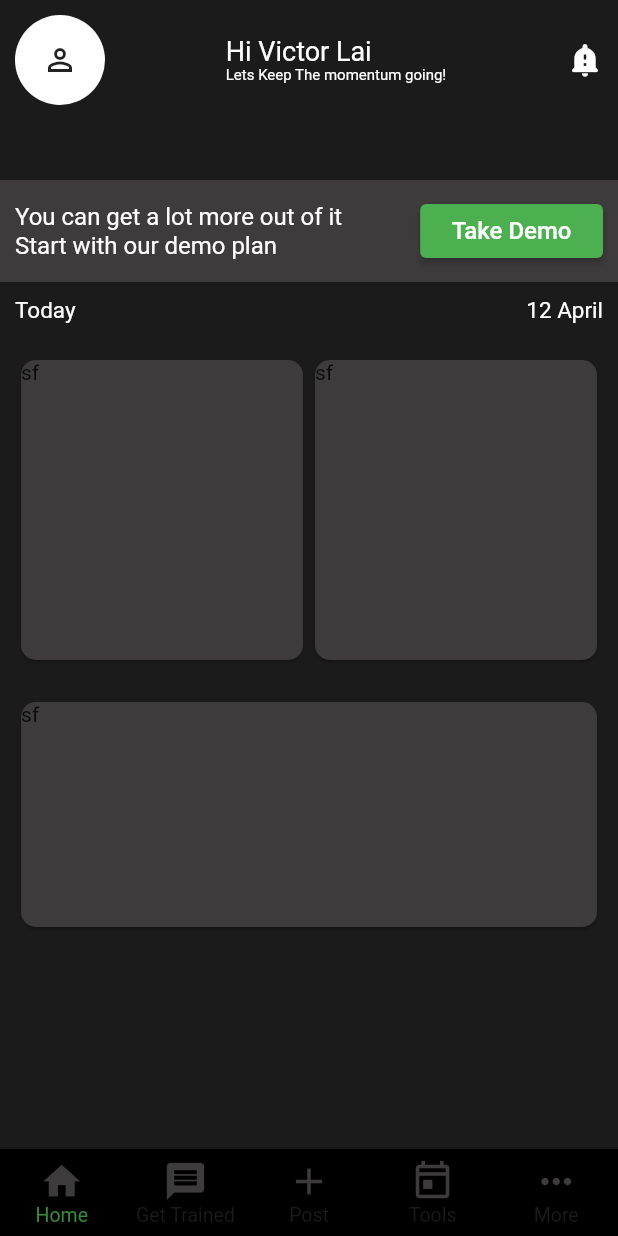
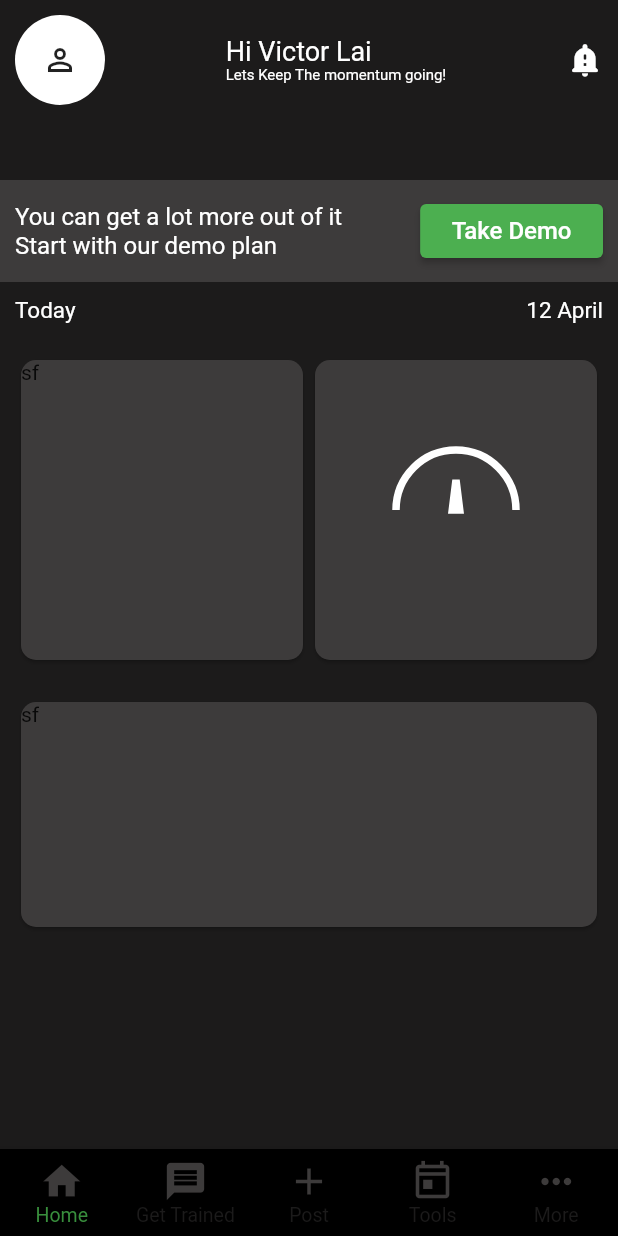
Before and after one commit to rahulkushwaha482/fitabasix_demo, a Flutter app: the screen it shows after launch, on a phone screen of 412 x 824 dp. Run offline on Flutter 3.47's test engine with Material 2 defaults, Android fonts, the phone set to English and light mode, and no system bars; our stand-ins replace get.

Commit message:
code updated

```diff
--- a/lib/module/home/controller/home_controller.dart
+++ b/lib/module/home/controller/home_controller.dart
@@ -8,6 +8,7 @@ class HomeController extends GetxController {
   late TextEditingController nameController;
   final _apiHelper = Get.find<ApiHelper>();
   Rx<AgeResponse> ageDetails = AgeResponse().obs;
+
 
   @override
   void onInit() {
--- a/lib/module/home/view/home_view.dart
+++ b/lib/module/home/view/home_view.dart
@@ -1,4 +1,5 @@
 import 'package:fitabix_demo_app/constant/app_string.dart';
+import 'package:fitabix_demo_app/utils/my_painter.dart';
 import 'package:flutter/material.dart';
 import 'package:get/get.dart';
 import '../../../constant/app_theme.dart';
@@ -9,6 +10,11 @@ class HomeView extends GetView<HomeController> {
 
   @override
   Widget build(BuildContext context) {
+    final ThemeData somTheme = new ThemeData(
+        primaryColor: Colors.blue,
+        accentColor: Colors.black,
+        backgroundColor: Colors.grey
+    );
     return SafeArea(
         child: Scaffold(
       bottomNavigationBar: BottomNavigationBar(
@@ -186,7 +192,17 @@ class HomeView extends GetView<HomeController> {
                             borderRadius: BorderRadius.circular(10)),
                         child: Container(
                           height: 200,
-                          child: Text('sf'),
+                          child: Center(
+                            child:   CustomPaint(
+                              painter: MyPainter(
+
+                              ),
+                              child: SizedBox(
+                                height: 200,
+                                width: 40,
+                              ),
+                            ),
+                          ),
                         ),
                       ),
                     )
@@ -194,6 +210,8 @@ class HomeView extends GetView<HomeController> {
                 ),
               ),
             ),
+
+
             Padding(
               padding: const EdgeInsets.all(10.0),
               child: SizedBox(
```
Also changed, not shown: lib/utils/my_painter.dart (added, +38 -0 lines).
